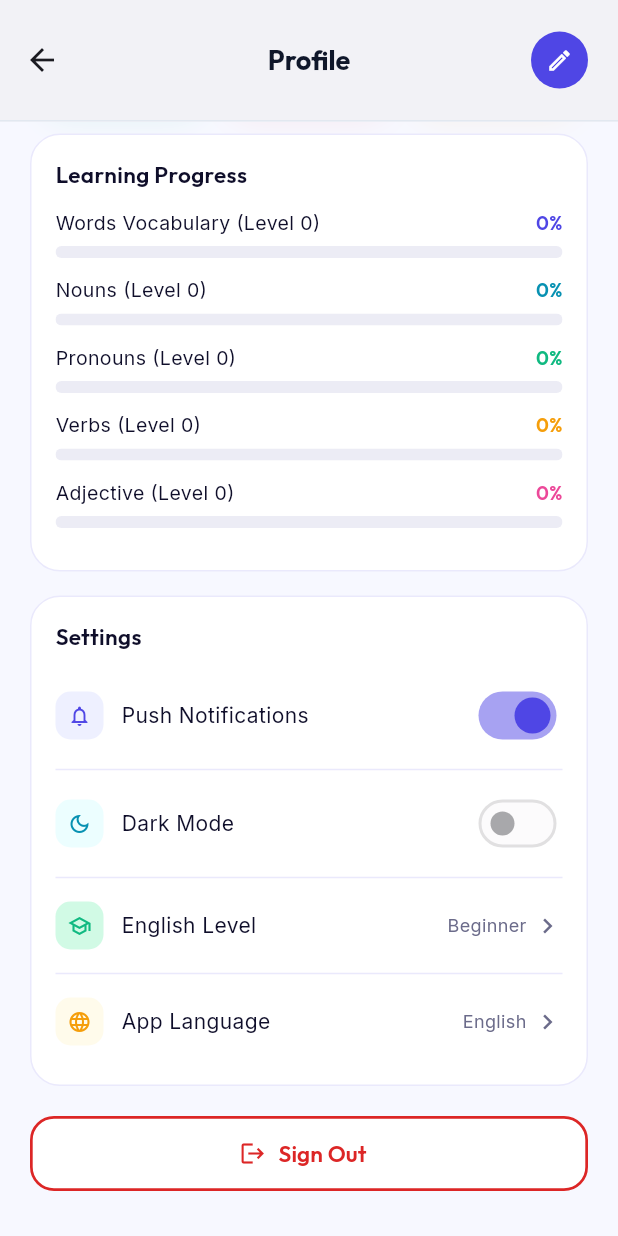
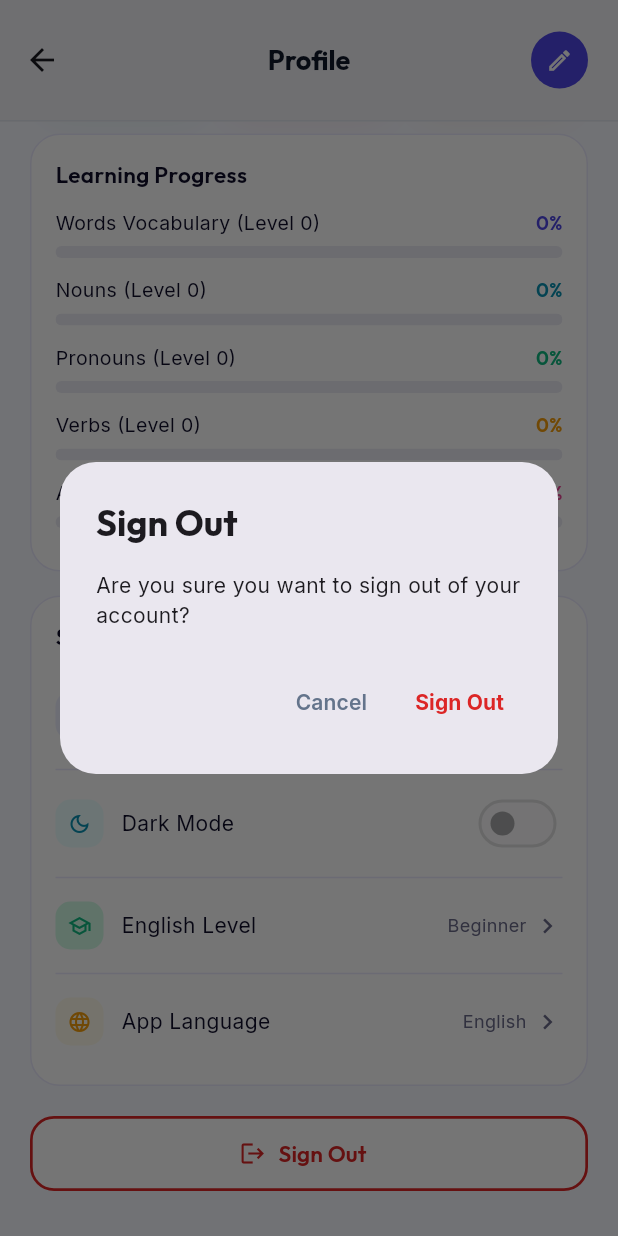
Before and after one commit to PANHA006/mobile-app-flutter-project, a Flutter app: the ProfileScreen screen opened directly with empty values, scrolled down 487 dp, after a tap on "Sign Out", on a phone screen of 412 x 824 dp. Run offline on Flutter 3.47's test engine with Material 3 defaults, Android fonts, the phone set to English and light mode, and no system bars; our stand-ins replace audioplayers, cloud_firestore, firebase_auth, firebase_core, firebase_storage, google_fonts and 3 more; accounts and stored records are empty; network calls fail.

Commit message:
Add confirmation dialog for Sign Out button on Profile page

```diff
--- a/lib/screens/profile_screen.dart
+++ b/lib/screens/profile_screen.dart
@@ -806,7 +806,52 @@ class _ProfileScreenState extends State<ProfileScreen> {
                       width: double.infinity,
                       height: 50,
                       child: OutlinedButton.icon(
-                        onPressed: widget.onLogout,
+                        onPressed: () {
+                          showDialog(
+                            context: context,
+                            builder: (BuildContext context) {
+                              return AlertDialog(
+                                shape: RoundedRectangleBorder(
+                                  borderRadius: BorderRadius.circular(24),
+                                ),
+                                title: Text(
+                                  'Sign Out',
+                                  style: GoogleFonts.outfit(
+                                    fontWeight: FontWeight.bold,
+                                  ),
+                                ),
+                                content: const Text(
+                                  'Are you sure you want to sign out of your account?',
+                                ),
+                                actions: [
+                                  TextButton(
+                                    onPressed: () => Navigator.of(context).pop(),
+                                    child: Text(
+                                      'Cancel',
+                                      style: GoogleFonts.inter(
+                                        color: const Color(0xFF64748B),
+                                        fontWeight: FontWeight.w600,
+                                      ),
+                                    ),
+                                  ),
+                                  TextButton(
+                                    onPressed: () {
+                                      Navigator.of(context).pop();
+                                      widget.onLogout();
+                                    },
+                                    child: Text(
+                                      'Sign Out',
+                                      style: GoogleFonts.inter(
+                                        color: const Color(0xFFDC2626),
+                                        fontWeight: FontWeight.bold,
+                                      ),
+                                    ),
+                                  ),
+                                ],
+                              );
+                            },
+                          );
+                        },
                         style: OutlinedButton.styleFrom(
                           backgroundColor: Colors.white,
                           foregroundColor: const Color(0xFFDC2626), // Red 600
```
